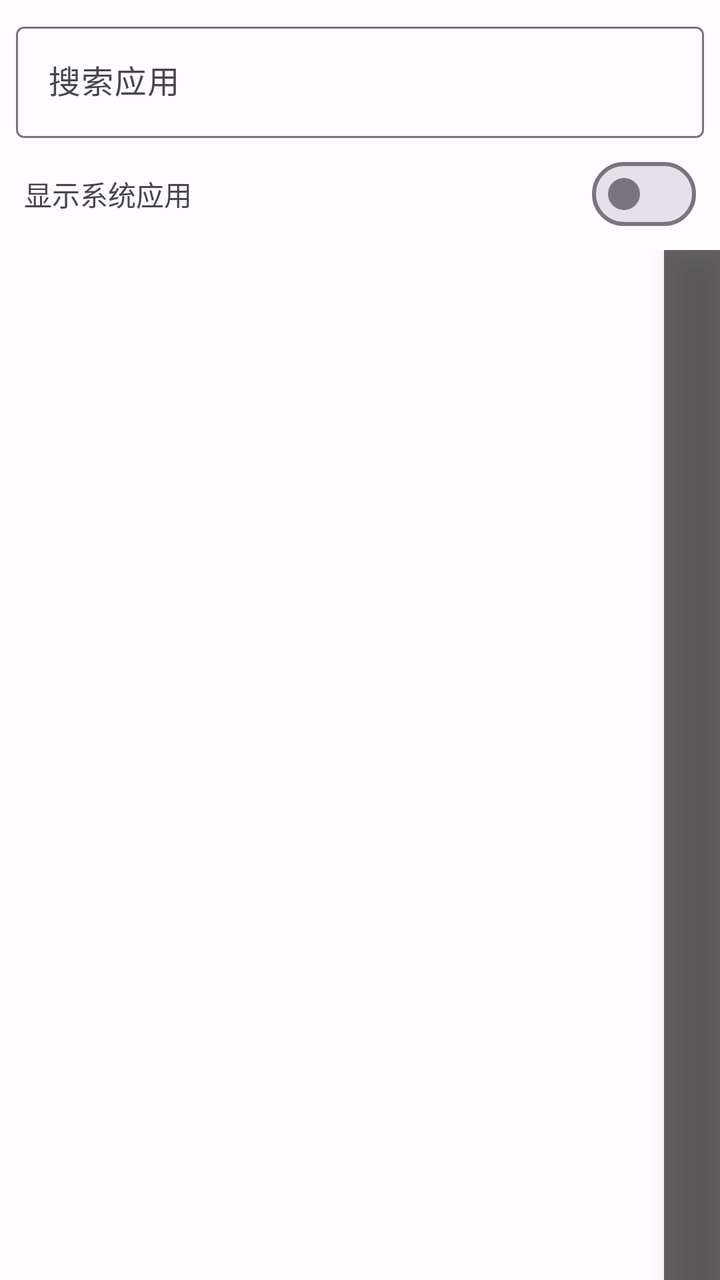
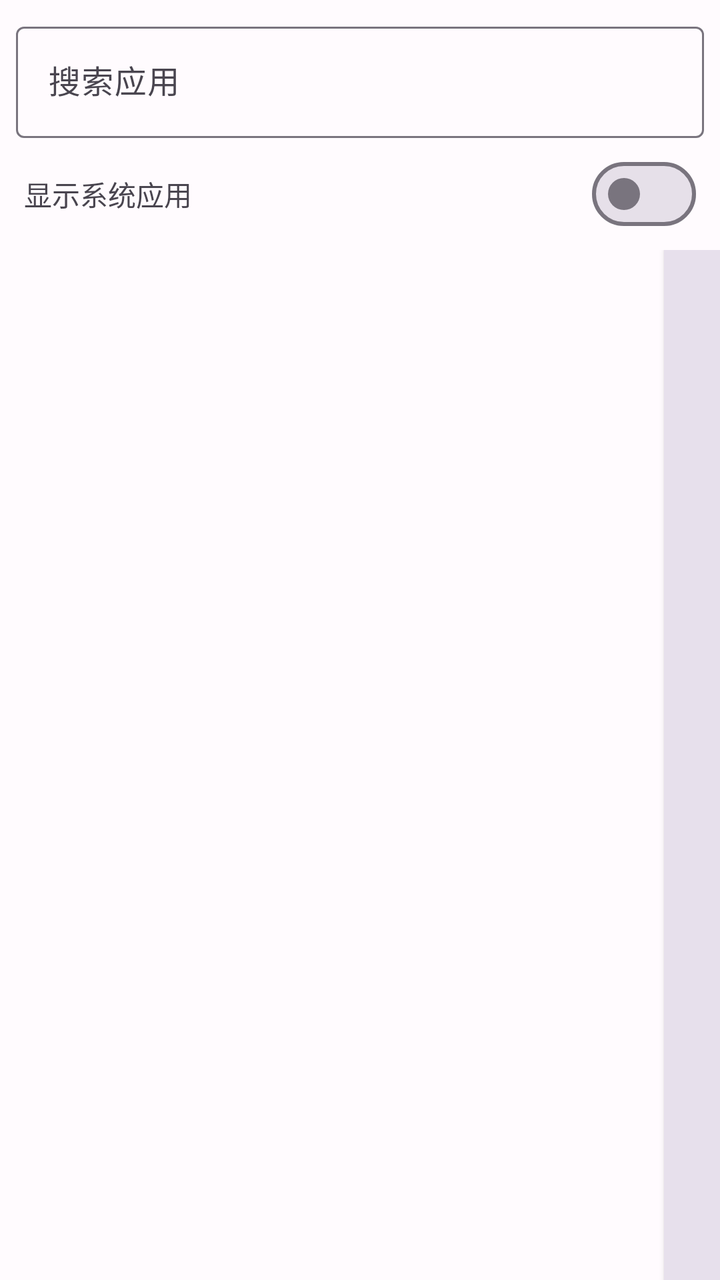

Compare the two renders of this Android layout. The source of the first and the diff that turns it into the second are given below.
<!-- AndroidManifest.xml: application theme Theme.AutoTask -->
<!-- res/layout/dialog_app_chooser.xml -->
<?xml version="1.0" encoding="utf-8"?>
<LinearLayout xmlns:android="http://schemas.android.com/apk/res/android"
    android:layout_width="match_parent"
    android:layout_height="match_parent"
    android:orientation="vertical">

    
    <com.google.android.material.textfield.TextInputLayout
        android:layout_width="match_parent"
        android:layout_height="wrap_content"
        android:layout_marginStart="8dp"
        android:layout_marginEnd="8dp"
        android:layout_marginTop="8dp"
        android:hint="搜索应用">

        <com.google.android.material.textfield.TextInputEditText
            android:id="@+id/et_search"
            android:layout_width="match_parent"
            android:layout_height="wrap_content"
            android:inputType="text"
            android:maxLines="1"
            android:imeOptions="actionSearch" />

    </com.google.android.material.textfield.TextInputLayout>

    
    <LinearLayout
        android:layout_width="match_parent"
        android:layout_height="wrap_content"
        android:orientation="horizontal"
        android:gravity="center_vertical"
        android:paddingStart="12dp"
        android:paddingEnd="12dp"
        android:paddingTop="4dp"
        android:paddingBottom="4dp">

        <TextView
            android:layout_width="0dp"
            android:layout_height="wrap_content"
            android:layout_weight="1"
            android:text="显示系统应用"
            android:textSize="14sp" />

        <com.google.android.material.materialswitch.MaterialSwitch
            android:id="@+id/switch_show_system"
            android:layout_width="wrap_content"
            android:layout_height="wrap_content" />

    </LinearLayout>

    
    <RelativeLayout
        android:layout_width="match_parent"
        android:layout_height="0dp"
        android:layout_weight="1">

        <ListView
            android:id="@+id/lv_apps"
            android:layout_width="match_parent"
            android:layout_height="match_parent"
            android:layout_toStartOf="@+id/letter_sidebar"
            android:fastScrollEnabled="false" />

        
        <LinearLayout
            android:id="@+id/letter_sidebar"
            android:layout_width="28dp"
            android:layout_height="match_parent"
            android:layout_alignParentEnd="true"
            android:orientation="vertical"
            android:gravity="center"
            android:clickable="true"
            android:focusable="true"
            android:background="#99000000"
            android:elevation="8dp" />

    </RelativeLayout>

</LinearLayout>
<!-- resources referenced by this layout -->
<resources>
  <style name="Theme.AutoTask" parent="Theme.AutoTask.Purple" />
  <style name="Theme.AutoTask.Purple" parent="Theme.Material3.Light.NoActionBar">
          <item name="colorPrimary">@color/purple_primary</item>
          <item name="colorOnPrimary">@color/purple_on_primary</item>
          <item name="colorPrimaryContainer">@color/purple_primary_container</item>
          <item name="colorOnPrimaryContainer">@color/purple_on_primary_container</item>
          <item name="colorSecondary">@color/purple_secondary</item>
          <item name="colorOnSecondary">@color/purple_on_secondary</item>
          <item name="colorSecondaryContainer">@color/purple_secondary_container</item>
          <item name="colorSurface">@color/purple_surface</item>
          <item name="colorOnSurface">@color/purple_on_surface</item>
          <item name="colorSurfaceVariant">@color/purple_surface_variant</item>
          <item name="android:colorBackground">@color/purple_background</item>
      </style>
  <color name="purple_primary">#6750A4</color>
  <color name="purple_on_primary">#FFFFFF</color>
  <color name="purple_primary_container">#EADDFF</color>
  <color name="purple_on_primary_container">#21005D</color>
  <color name="purple_secondary">#625B71</color>
  <color name="purple_on_secondary">#FFFFFF</color>
  <color name="purple_secondary_container">#E8DEF8</color>
  <color name="purple_surface">#FFFBFE</color>
  <color name="purple_on_surface">#1C1B1F</color>
  <color name="purple_surface_variant">#E7E0EC</color>
  <color name="purple_background">#FFFBFE</color>
</resources>

<!-- the commit's change to res/layout/dialog_app_chooser.xml (unified diff, before → after) -->
@@ -71,8 +71,8 @@
             android:gravity="center"
             android:clickable="true"
             android:focusable="true"
-            android:background="#99000000"
-            android:elevation="8dp" />
+            android:background="?attr/colorSurfaceVariant"
+            android:elevation="2dp" />
 
     </RelativeLayout>
 
<!-- resource entries referenced after the edit -->
@@ -1,7 +1,7 @@
 <!-- resources referenced by this layout -->
 <resources>
   <style name="Theme.AutoTask" parent="Theme.AutoTask.Purple" />
-  <style name="Theme.AutoTask.Purple" parent="Theme.Material3.Light.NoActionBar">
+  <style name="Theme.AutoTask.Purple" parent="Theme.Material3.DayNight.NoActionBar">
           <item name="colorPrimary">@color/purple_primary</item>
           <item name="colorOnPrimary">@color/purple_on_primary</item>
           <item name="colorPrimaryContainer">@color/purple_primary_container</item>
